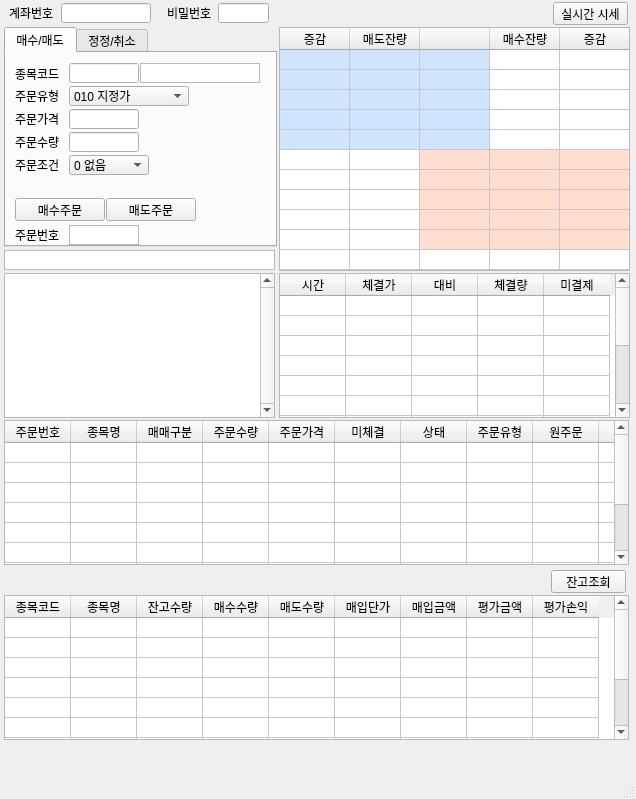
Above: EugeneWindow.ui from HyunwooChung/EugeneLink before the change. Below: the same form after it.
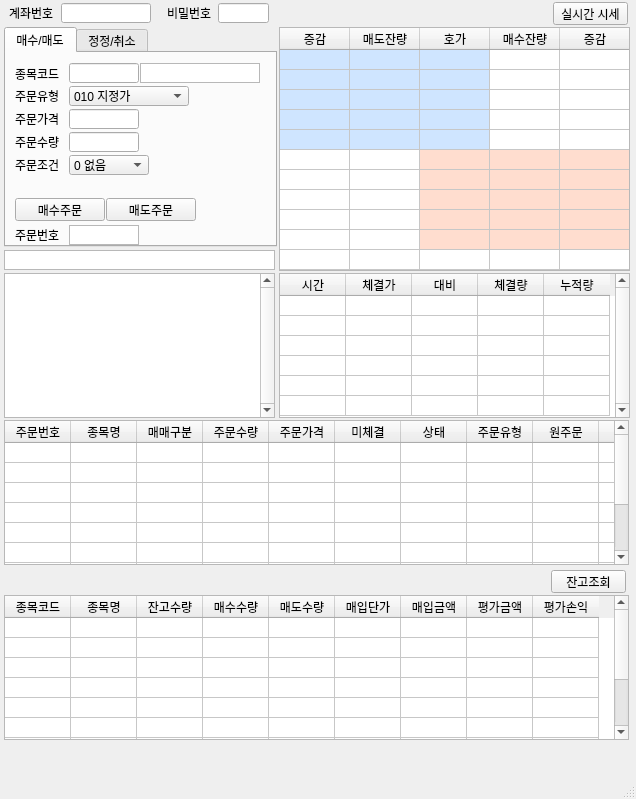
That is the form after the change.

```diff
--- a/EugeneWindow.ui
+++ b/EugeneWindow.ui
@@ -116,7 +116,7 @@
     </column>
     <column>
      <property name="text">
-      <string/>
+      <string>호가</string>
      </property>
     </column>
     <column>
@@ -606,7 +606,7 @@
      <enum>Qt::ScrollBarAlwaysOff</enum>
     </property>
     <property name="rowCount">
-     <number>12</number>
+     <number>6</number>
     </property>
     <property name="columnCount">
      <number>5</number>
@@ -629,12 +629,6 @@
     <row/>
     <row/>
     <row/>
-    <row/>
-    <row/>
-    <row/>
-    <row/>
-    <row/>
-    <row/>
     <column>
      <property name="text">
       <string>시간</string>
@@ -657,9 +651,55 @@
     </column>
     <column>
      <property name="text">
-      <string>미결제</string>
+      <string>누적량</string>
      </property>
     </column>
+    <item row="0" column="0">
+     <property name="text">
+      <string/>
+     </property>
+    </item>
+    <item row="1" column="0">
+     <property name="text">
+      <string/>
+     </property>
+     <property name="textAlignment">
+      <set>AlignCenter</set>
+     </property>
+    </item>
+    <item row="1" column="1">
+     <property name="textAlignment">
+      <set>AlignTrailing|AlignVCenter</set>
+     </property>
+    </item>
+    <item row="1" column="2">
+     <property name="textAlignment">
+      <set>AlignTrailing|AlignVCenter</set>
+     </property>
+    </item>
+    <item row="1" column="3">
+     <property name="textAlignment">
+      <set>AlignTrailing|AlignVCenter</set>
+     </property>
+    </item>
+    <item row="1" column="4">
+     <property name="textAlignment">
+      <set>AlignJustify|AlignVCenter</set>
+     </property>
+    </item>
+    <item row="2" column="3">
+     <property name="textAlignment">
+      <set>AlignTrailing|AlignVCenter</set>
+     </property>
+    </item>
+    <item row="2" column="4">
+     <property name="text">
+      <string/>
+     </property>
+     <property name="textAlignment">
+      <set>AlignTrailing|AlignVCenter</set>
+     </property>
+    </item>
    </widget>
    <widget class="QTableWidget" name="TableJango">
     <property name="geometry">
```
Left out of the diff: 10 changed lines with no effect on the pictures.
